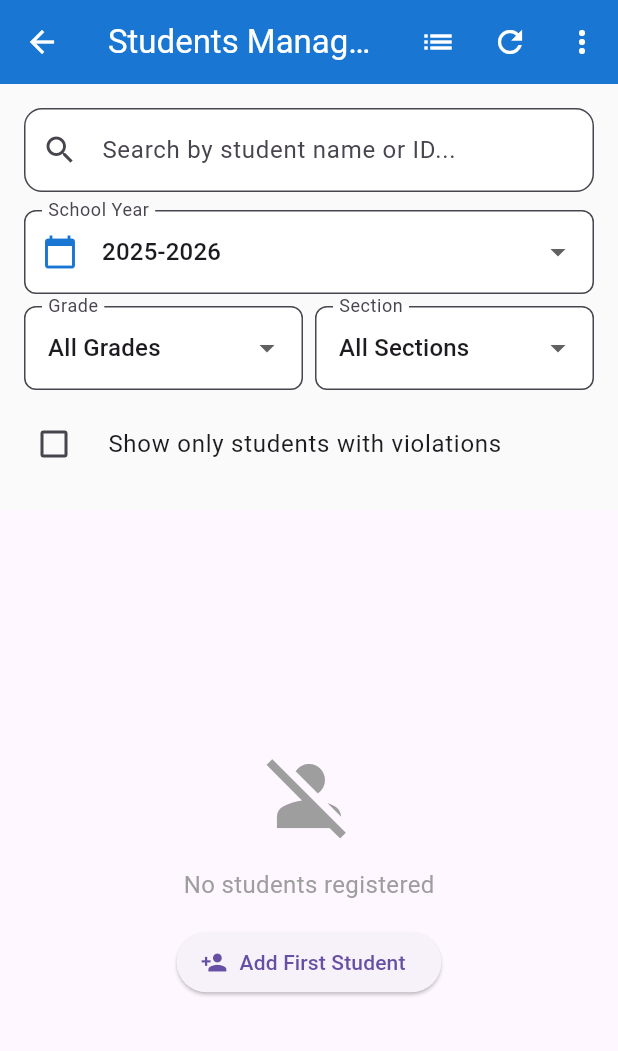
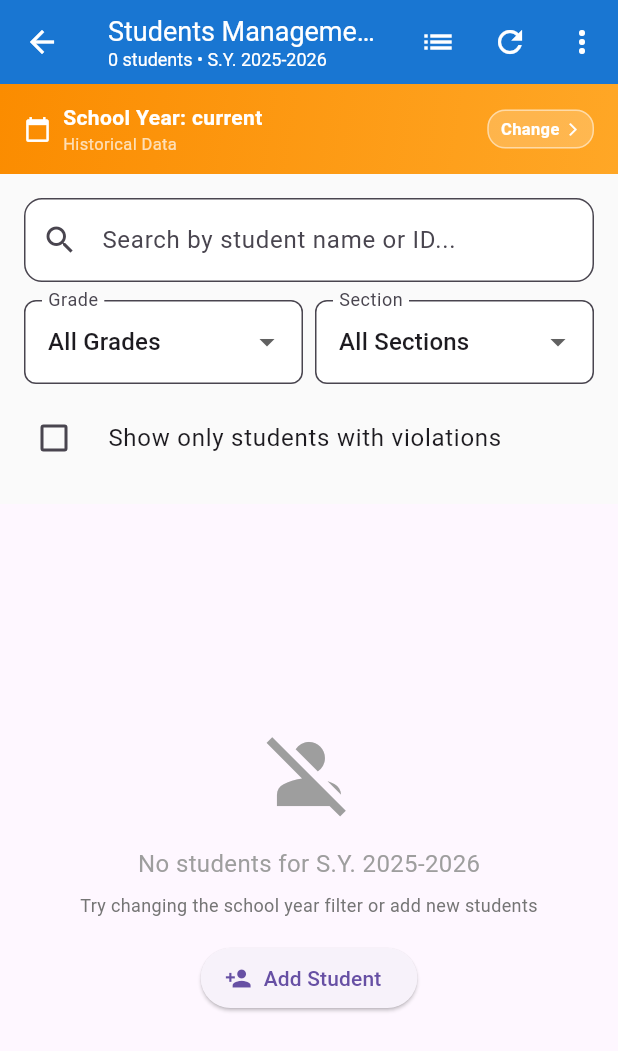
Before and after one commit to MarkJustine28/capstone, a Flutter app: the StudentViolationsPage screen opened directly, on a phone screen of 412 x 824 dp. Shown: the top 1051 px of the screen. Run offline on Flutter 3.47's test engine with Material 3 defaults, Android fonts, the phone set to English and light mode, and no system bars; our stand-ins replace flutter_dotenv, shared_preferences; accounts and stored records are empty.

Commit message:
Add school year banner to Student Management page
Updates:
- Added SchoolYearBanner widget at top of page
- Removed duplicate school year dropdown from filters (now in banner)
- Updated AppBar subtitle to show student count and school year
- Updated empty state to show school year-specific messages
- Students are now filtered by selected school year from settings
- Improved layout - school year is prominently displayed in banner
- Cleaner filter section without redundant school year selector

Counselors can now clearly see which school year's students they are managing.
The school year filter is controlled from the banner/settings page.

```diff
--- a/lib/features/counselor/pages/student_violations_page.dart
+++ b/lib/features/counselor/pages/student_violations_page.dart
@@ -3,6 +3,7 @@ import 'package:provider/provider.dart';
 import '../../../providers/auth_provider.dart';
 import '../../../providers/counselor_provider.dart';
 import '../widgets/tally_violation_dialog.dart';
+import '../../../widgets/school_year_banner.dart';
 
 class StudentViolationsPage extends StatefulWidget {
   const StudentViolationsPage({super.key});
@@ -213,9 +214,9 @@ void initState() {
         final matchesSection = _selectedSection == 'All' ||
             student['section']?.toString() == _selectedSection;
 
-        // ✅ FIX: Proper school year filtering - CHANGED from isEmpty check
+        // ✅ FIX: Proper school year filtering
         final studentSchoolYear = student['school_year']?.toString() ?? '';
-        final matchesSchoolYear = studentSchoolYear == _selectedSchoolYear; // ✅ Removed the isEmpty check
+        final matchesSchoolYear = studentSchoolYear == _selectedSchoolYear;
 
         // Filter by violation status if needed
         if (_showOnlyWithViolations) {
@@ -241,7 +242,22 @@ void initState() {
 
       return Scaffold(
         appBar: AppBar(
-    title: const Text("Students Management"),
+          title: Column(
+            crossAxisAlignment: CrossAxisAlignment.start,
+            children: [
+              const Text(
+                "Students Management",
+                style: TextStyle(fontSize: 18),
+              ),
+              Text(
+                '${filteredStudents.length} students • S.Y. $_selectedSchoolYear', // ✅ Show school year
+                style: const TextStyle(
+                  fontSize: 12,
+                  fontWeight: FontWeight.normal,
+                ),
+              ),
+            ],
+          ),
           backgroundColor: Colors.blue.shade700,
           foregroundColor: Colors.white,
           actions: [
@@ -340,6 +356,9 @@ void initState() {
         ),
         body: Column(
           children: [
+            // ✅ NEW: School Year Banner
+            const SchoolYearBanner(),
+
             // Search and Filter Section
             Container(
               padding: const EdgeInsets.all(16),
@@ -365,30 +384,9 @@ void initState() {
                   LayoutBuilder(
                     builder: (context, constraints) {
                       if (constraints.maxWidth < 600) {
-      // Mobile layout
+                        // Mobile layout - Remove school year dropdown (shown in banner)
                         return Column(
                           children: [
-          // ✅ School Year Dropdown (Full width on mobile)
-          DropdownButtonFormField<String>(
-            value: _selectedSchoolYear,
-            decoration: InputDecoration(
-              labelText: "School Year",
-              border: OutlineInputBorder(borderRadius: BorderRadius.circular(8)),
-              filled: true,
-              fillColor: Colors.white,
-              prefixIcon: Icon(Icons.calendar_today, color: Colors.blue.shade700),
-            ),
-            items: availableSchoolYears.map((year) => DropdownMenuItem(
-              value: year,
-              child: Text(year),
-            )).toList(),
-            onChanged: (value) => setState(() {
-              _selectedSchoolYear = value!;
-              _fetchData(); // Refresh data when school year changes
-            }),
-          ),
-          const SizedBox(height: 8),
-
                             Row(
                               children: [
                                 Expanded(
@@ -441,40 +439,9 @@ void initState() {
                         );
                       }
 
-    // Desktop/Tablet layout
+                      // Desktop/Tablet layout - Remove school year dropdown (shown in banner)
                       return Column(
                         children: [
-        // ✅ First row: School Year (takes full width for prominence)
-        Row(
-          children: [
-            Expanded(
-              child: DropdownButtonFormField<String>(
-                value: _selectedSchoolYear,
-                decoration: InputDecoration(
-                  labelText: "School Year",
-                  border: OutlineInputBorder(borderRadius: BorderRadius.circular(8)),
-                  filled: true,
-                  fillColor: Colors.blue.shade50,
-                  prefixIcon: Icon(Icons.calendar_today, color: Colors.blue.shade700),
-                ),
-                items: availableSchoolYears.map((year) => DropdownMenuItem(
-                  value: year,
-                  child: Text(
-                    year,
-                    style: const TextStyle(fontWeight: FontWeight.w600),
-                  ),
-                )).toList(),
-                onChanged: (value) => setState(() {
-                  _selectedSchoolYear = value!;
-                  _fetchData(); // Refresh data when school year changes
-                }),
-              ),
-            ),
-          ],
-        ),
-        const SizedBox(height: 12),
-
-        // Second row: Grade, Section, and Violations checkbox
                           Row(
                             children: [
                               Expanded(
@@ -548,15 +515,23 @@ void initState() {
                               Icon(Icons.person_off, size: 64, color: Colors.grey),
                               const SizedBox(height: 16),
                               Text(
-                                  _searchQuery.isNotEmpty ? "No students found matching your search" : "No students registered",
+                                _searchQuery.isNotEmpty
+                                    ? "No students found matching your search"
+                                    : "No students for S.Y. $_selectedSchoolYear", // ✅ Show school year context
                                 style: const TextStyle(fontSize: 16, color: Colors.grey),
                               ),
                               if (_searchQuery.isEmpty) ...[
+                                const SizedBox(height: 8),
+                                Text(
+                                  'Try changing the school year filter or add new students',
+                                  style: TextStyle(fontSize: 12, color: Colors.grey.shade600),
+                                  textAlign: TextAlign.center,
+                                ),
                                 const SizedBox(height: 16),
                                 ElevatedButton.icon(
                                   onPressed: () => _showAddStudentDialog(context),
                                   icon: const Icon(Icons.person_add),
-                                    label: const Text("Add First Student"),
+                                  label: const Text("Add Student"),
                                 ),
                               ],
                             ],
```
Lines whose indentation alone changed are shown as unchanged.
